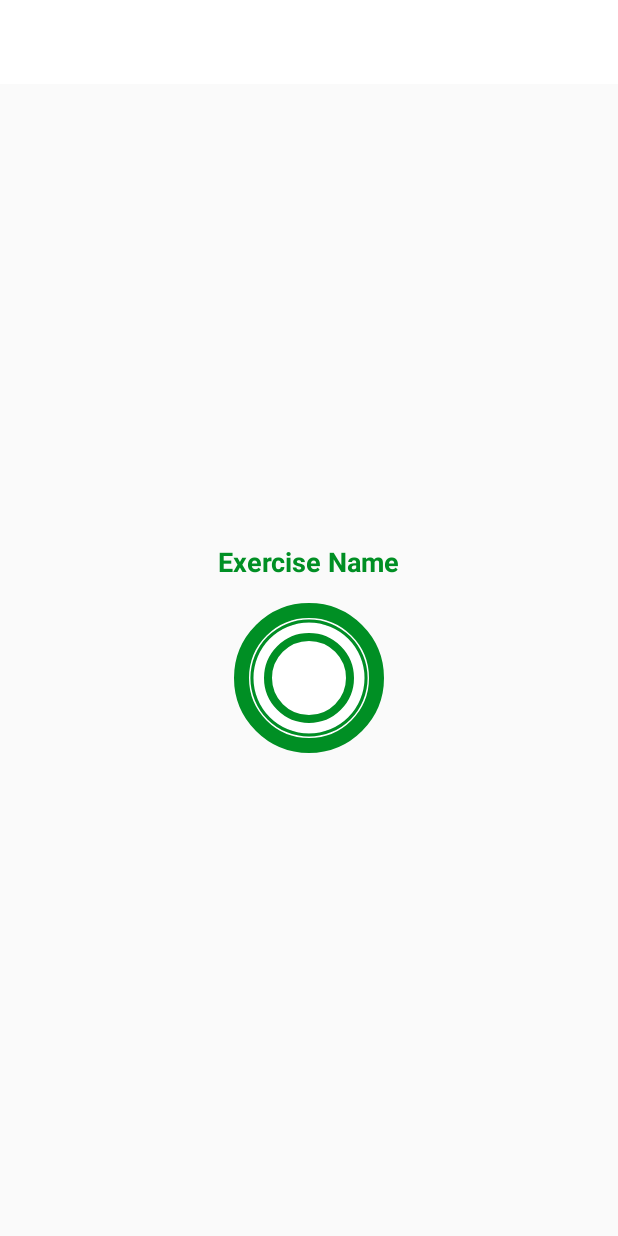
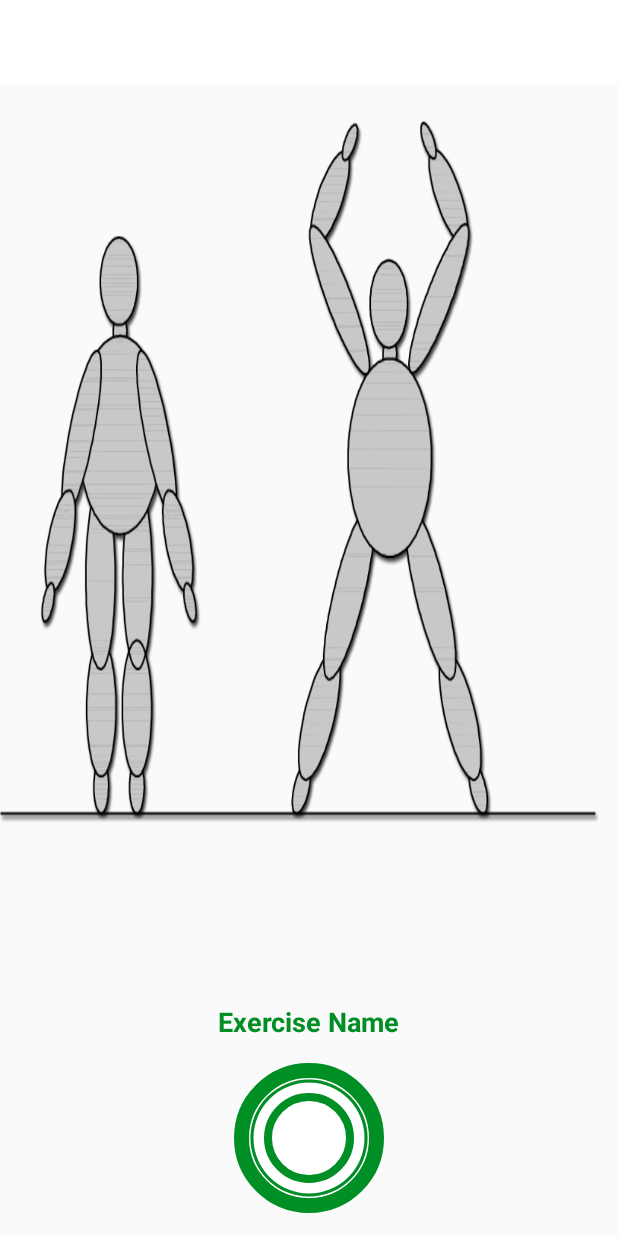
Before and after one commit to subhipandey/FitnessApp, an Android app: the layout activity_exercise.xml on its own in the app's theme, with its tools: preview values and no code run, on a phone screen of 412 x 824 dp. Run offline under Robolectric (Android 15) with nearby library versions, the phone set to English and light mode, and no system bars.

Commit message:
setup text and images for the exercise

```diff
--- a/app/src/main/res/layout/activity_exercise.xml
+++ b/app/src/main/res/layout/activity_exercise.xml
@@ -70,8 +70,7 @@
         </FrameLayout>
     </LinearLayout>
 
-    <!--TODO(Step 1 - Adding an Exercise View along with a 30 seconds timer.)-->
-    <!--START-->
+
     <LinearLayout
         android:id="@+id/llExerciseView"
         android:layout_width="match_parent"
@@ -81,6 +80,18 @@
         android:orientation="vertical"
         android:visibility="gone"
         tools:visibility="visible">
+
+        <ImageView
+            android:id="@+id/ivImage"
+            android:layout_width="match_parent"
+            android:layout_height="0dp"
+            android:layout_weight="1"
+            android:contentDescription="@string/image"
+            android:scaleType="fitXY"
+            android:src="@drawable/ic_jumping_jacks"
+            />
+
+
 
         <TextView
             android:id="@+id/tvExerciseName"
--- a/app/src/main/res/values/strings.xml
+++ b/app/src/main/res/values/strings.xml
@@ -1,6 +1,6 @@
 <resources>
     <string name="app_name">Workout App</string>
 
-    <string name="image">image</string>
+    <string name="image">Exercise Image</string>
     <string name="str_start">START</string>
 </resources>
```
Also changed, not shown: app/src/main/java/com/subhipandey/android/workoutapp/ExerciseActivity.kt (+22 -11 lines).
